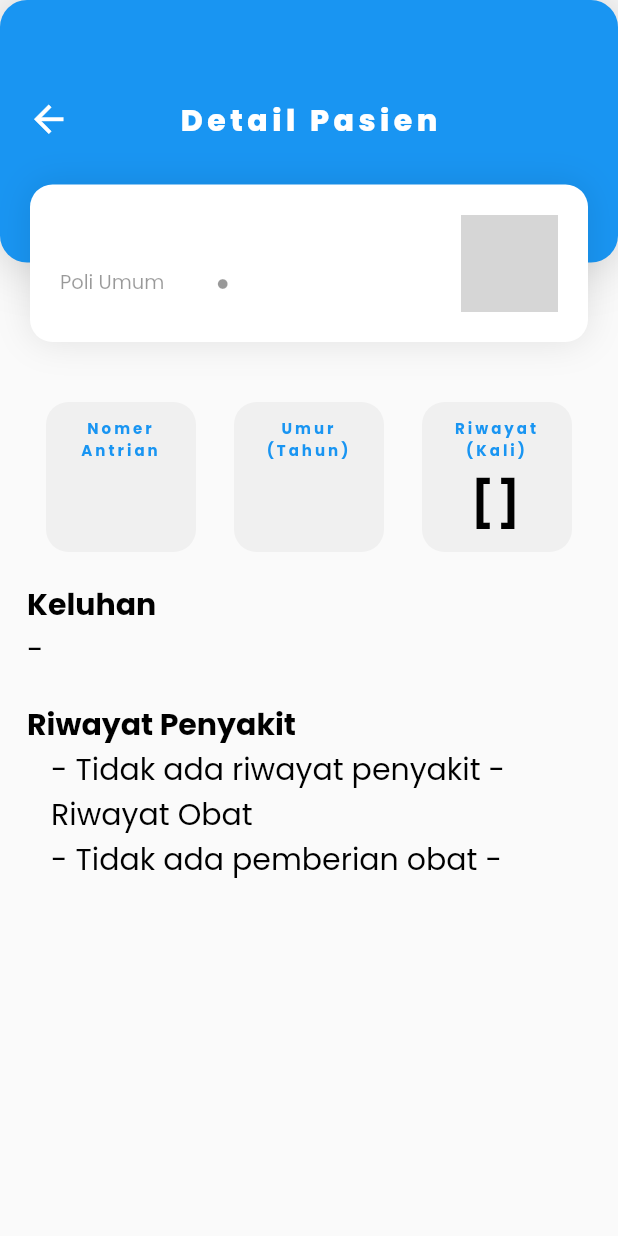
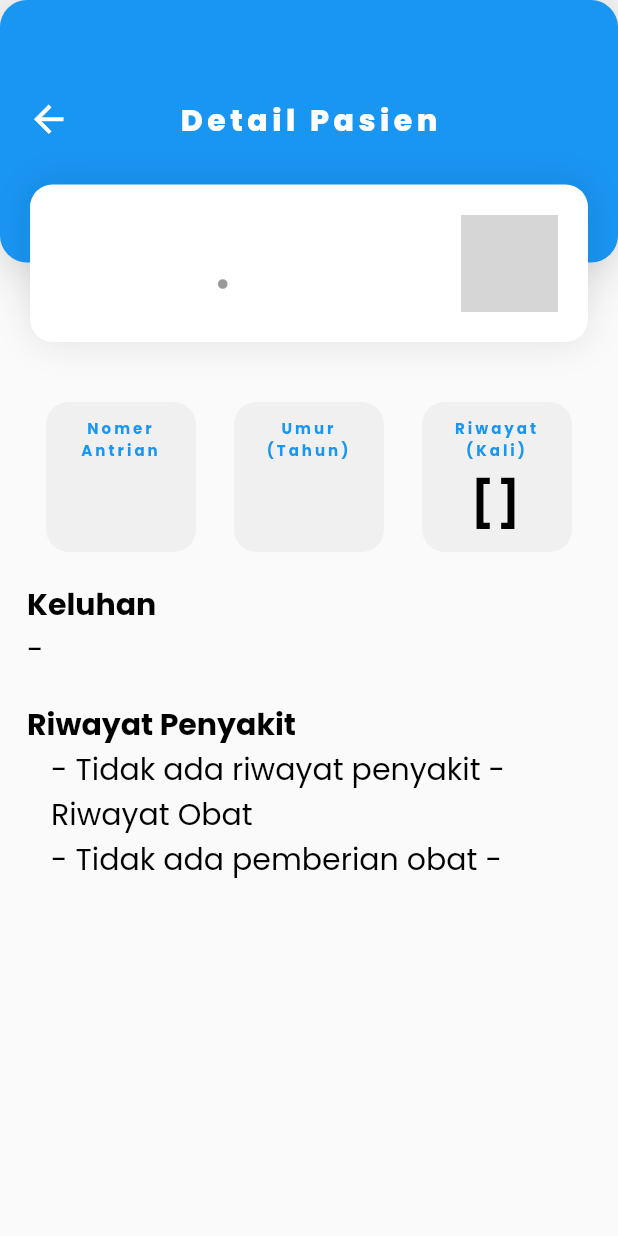
Before and after one commit to Rivaldi72/flutter_bappeda, a Flutter app: the PatientDetailScreen screen opened directly with empty values, on a phone screen of 412 x 824 dp. Run offline on Flutter 3.47's test engine with Material 2 defaults, Android fonts, the light colour scheme and no system bars; network calls fail; grey boxes are pictures that could not be loaded.

Commit message:
Selesai Bappeda Klinik App

```diff
--- a/lib/pages/patient_detail_screen.dart
+++ b/lib/pages/patient_detail_screen.dart
@@ -72,6 +72,7 @@ class PatientDetailScreen extends StatelessWidget {
                   image: 'assets/images/${arguments['image']}.png',
                   name: arguments['name'],
                   gender: arguments['gender'],
+                  poli: arguments['poli'],
                   action: () {},
                 ),
                 const SizedBox(height: 20),
--- a/lib/widgets/custom_patient_list_item.dart
+++ b/lib/widgets/custom_patient_list_item.dart
@@ -56,7 +56,7 @@ class CustomPatientListItem extends StatelessWidget {
                       children: [
                         Expanded(
                           child: Text(
-                            poli ?? 'Poli Umum',
+                            gender ?? 'Perempuan',
                             style: secondaryBlackTextStyle.copyWith(
                               fontSize: 13,
                               height: 1,
@@ -72,7 +72,7 @@ class CustomPatientListItem extends StatelessWidget {
                         const SizedBox(width: 10),
                         Expanded(
                           child: Text(
-                            gender ?? 'Perempuan',
+                            poli ?? 'Poli Umum',
                             style: secondaryBlackTextStyle.copyWith(
                               fontSize: 13,
                               height: 1,
```
Also changed, not shown: 5 other files.
